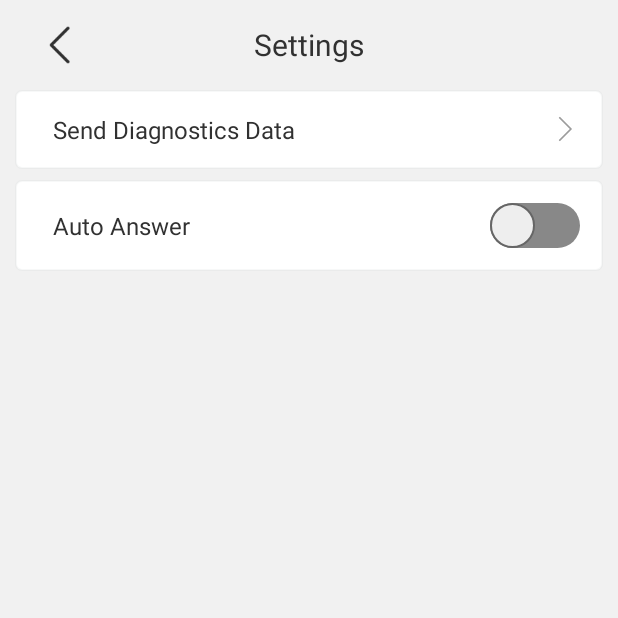
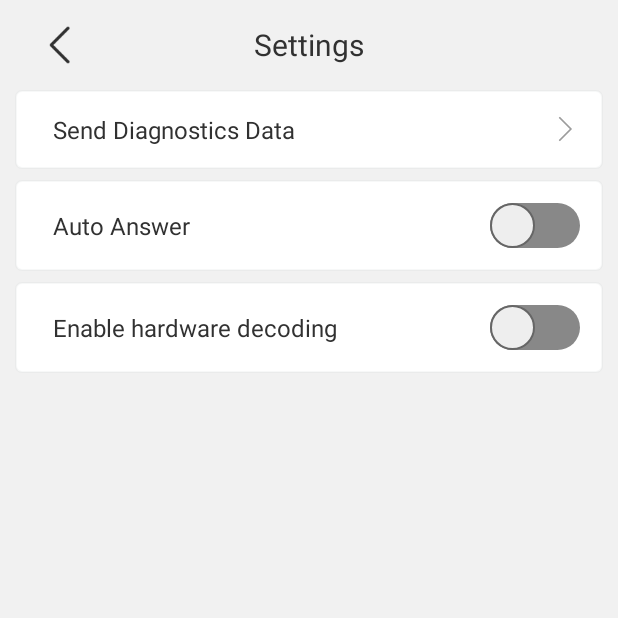
Before and after one commit to hexmeet/HJT-SDK-Android-Demo, an Android app: the ParametersActivity screen opened directly, with no data from a screen before it, on a phone screen of 412 x 824 dp, the top half of it. Run offline under Robolectric (Android 15) with nearby library versions, the phone set to English and light mode, and no system bars; our stand-ins replace EventBus; libraries missing offline, so code that uses them is left out: com.alibaba.sdk; network calls fail; pictures from the network do not load; Roboto replaces fonts that are not available here; 4 statements that could not run were skipped.

Commit message:
commit new changes

```diff
--- a/app/src/main/java/com/hexmeet/hjt/AppSettings.java
+++ b/app/src/main/java/com/hexmeet/hjt/AppSettings.java
@@ -12,7 +12,7 @@ public class AppSettings {
     private SharedPreferences sp;
     private boolean isSpeakerMode;
     private boolean autoAnswer;
-
+    private boolean hardwareDecoding;
     private AppSettings() {
         init(HjtApp.getInstance().getContext());
     }
@@ -20,6 +20,7 @@ public class AppSettings {
     interface Key {
         String SPEAKER_LAYOUT = "layout_mode_speaker";
         String AUTO_ANSWER = "auto_answer";
+        String HARDWAREDECODING = "hardware_decoding";
     }
 
     public static AppSettings getInstance() {
@@ -33,6 +34,7 @@ public class AppSettings {
         sp = context.getSharedPreferences(APP_SETTINGS, Context.MODE_PRIVATE);
         isSpeakerMode = sp.getBoolean(Key.SPEAKER_LAYOUT, false);
         autoAnswer = sp.getBoolean(Key.AUTO_ANSWER, false);
+        hardwareDecoding = sp.getBoolean(Key.HARDWAREDECODING,false);
     }
 
     public boolean isSpeakerMode() {
@@ -58,4 +60,15 @@ public class AppSettings {
         }
     }
 
+    public boolean isHardwareDecoding() {
+        return hardwareDecoding;
+    }
+
+    public void setHardwareDecoding(boolean hardwareDecoding) {
+        if (this.hardwareDecoding ^ hardwareDecoding) {
+            this.hardwareDecoding = hardwareDecoding;
+            sp.edit().putBoolean(Key.HARDWAREDECODING, hardwareDecoding).apply();
+        }
+    }
+
 }
--- a/app/src/main/java/com/hexmeet/hjt/HexMeet.java
+++ b/app/src/main/java/com/hexmeet/hjt/HexMeet.java
@@ -177,7 +177,7 @@ public class HexMeet extends BaseActivity implements OnClickListener {
         ResourceUtils.getInstance().initScreenSize();
         HjtApp.getInstance().checkCallScreen();
 
-        if(HjtApp.getInstance().getAppService().isCalling()) {
+        if(HjtApp.getInstance().getAppService().isCalling() && SystemCache.getInstance().getPeer()!=null) {
             LOG.info("onResume: Resume Call");
             HjtApp.getInstance().stopFloatService();
             Intent intent = new Intent();
@@ -217,9 +217,9 @@ public class HexMeet extends BaseActivity implements OnClickListener {
     public boolean onKeyDown(int keyCode, KeyEvent event) {
         if (keyCode == KeyEvent.KEYCODE_BACK) {
             contentLp = (RelativeLayout.LayoutParams) findViewById(R.id.content).getLayoutParams();
-            if(conferenceListFrag.isResumed() && conferenceListFrag.onBackClick(contentLp.bottomMargin == 0)) {
+           /* if(conferenceListFrag.isResumed() && conferenceListFrag.onBackClick(contentLp.bottomMargin == 0)) {
                 return true;
-            }
+            }*/
 
             if (isBackOncePressed) {
                 handler.removeMessages(0);
--- a/app/src/main/java/com/hexmeet/hjt/conf/ConferenceListFrag.java
+++ b/app/src/main/java/com/hexmeet/hjt/conf/ConferenceListFrag.java
@@ -297,13 +297,13 @@ public class ConferenceListFrag extends Fragment {
         }
     }
 
-    public boolean onBackClick(boolean isNavBottomBarHide) {
+    /*public boolean onBackClick(boolean isNavBottomBarHide) {
         if(this.webView.canGoBack() && isNavBottomBarHide){
             this.webView.goBack();
             return true;
         } else {
             return false;
         }
-    }
+    }*/
 
 }
--- a/app/src/main/java/com/hexmeet/hjt/login/Login.java
+++ b/app/src/main/java/com/hexmeet/hjt/login/Login.java
@@ -77,7 +77,7 @@ public class Login extends BaseActivity implements LoginFragmentCallback{
             Utils.showToastWithCustomLayout(Login.this, errorMessage);
         }
         if (HjtApp.getInstance().getAppService() != null) {
-            Log.i("isCalling", HjtApp.getInstance().getAppService().isCalling() + "");
+          //  Log.i("isCalling", HjtApp.getInstance().getAppService().isCalling() + "");
 
             if (!HjtApp.getInstance().getAppService().isCalling()) {
                 handleWebInvite(getIntent());
--- a/app/src/main/java/com/hexmeet/hjt/me/ParametersActivity.java
+++ b/app/src/main/java/com/hexmeet/hjt/me/ParametersActivity.java
@@ -67,6 +67,17 @@ public class ParametersActivity extends BaseActivity {
                 AppSettings.getInstance().setAutoAnswer(isChecked);
             }
         });
+
+        Switch hardwareDecoding =(Switch) findViewById(R.id.hardware_decoding_switch);
+        hardwareDecoding.setChecked(AppSettings.getInstance().isHardwareDecoding());
+        hardwareDecoding.setOnCheckedChangeListener(new CompoundButton.OnCheckedChangeListener() {
+            @Override
+            public void onCheckedChanged(CompoundButton buttonView, boolean isChecked) {
+
+                AppSettings.getInstance().setHardwareDecoding(isChecked);
+            }
+        });
+
     }
 
     @Subscribe(threadMode = ThreadMode.MAIN)
--- a/app/src/main/java/com/hexmeet/hjt/service/MeetingWindowService.java
+++ b/app/src/main/java/com/hexmeet/hjt/service/MeetingWindowService.java
@@ -91,6 +91,9 @@ public class MeetingWindowService extends Service {
 
     @SuppressLint("ClickableViewAccessibility")
     private void createFloatView() {
+
+        //HjtApp.getInstance().getAppService().startAudioMode(true);
+
         wmParams = new WindowManager.LayoutParams();
         //获取的是WindowManagerImpl.CompatModeWrapper
         mWindowManager = (WindowManager) getApplication().getSystemService(getApplication().WINDOW_SERVICE);
--- a/app/src/main/res/layout/parameters_layout.xml
+++ b/app/src/main/res/layout/parameters_layout.xml
@@ -99,4 +99,47 @@
             android:track="@drawable/bg_switch" />
     </RelativeLayout>
 
+    <RelativeLayout
+        android:layout_width="match_parent"
+        android:layout_height="wrap_content"
+        android:layout_marginTop="7dp"
+        android:layout_marginLeft="10dp"
+        android:layout_marginRight="10dp"
+        android:background="@drawable/bg_card_border"
+        android:padding="15dp">
+
+        <TextView
+            android:layout_width="wrap_content"
+            android:layout_height="wrap_content"
+            android:layout_centerVertical="true"
+            android:layout_marginLeft="10dp"
+            android:text="@string/call_hardware_decoding"
+            android:textColor="@color/font_color_313131"
+            android:textSize="16sp" />
+
+        <TextView
+            android:id="@+id/hardware_decoding"
+            android:layout_width="wrap_content"
+            android:layout_height="wrap_content"
+            android:layout_alignParentRight="true"
+            android:layout_centerVertical="true"
+            android:ellipsize="end"
+            android:singleLine="true"
+            android:textColor="@color/sub_title_bar"
+            android:textSize="16sp" />
+
+
+        <Switch
+            android:id="@+id/hardware_decoding_switch"
+            android:layout_width="wrap_content"
+            android:layout_height="wrap_content"
+            android:layout_alignParentRight="true"
+            android:layout_centerVertical="true"
+            android:switchMinWidth="20dp"
+            android:textOff=""
+            android:textOn=""
+            android:thumb="@drawable/thumb_switch"
+            android:track="@drawable/bg_switch" />
+    </RelativeLayout>
+
 </LinearLayout>
--- a/app/src/main/res/values/strings.xml
+++ b/app/src/main/res/values/strings.xml
@@ -48,7 +48,7 @@
     <string name="speaker_mode">Speaker View</string>
     <string name="gallery_mode">Gallery View</string>
     <string name="reverse_camera">Switch</string>
-    <string name="mute_speaking">MicroPhone Mute</string>
+    <string name="mute_speaking">Microphone Muted</string>
     <string name="request_speak_is_sent">Speech request has been sent</string>
     <string name="allowed_speak">Your voice is being sent now</string>
     <string name="speaking_forbidden">You have been muted by meeting manager</string>
@@ -212,7 +212,7 @@
     <string name="layout_mode_disable">Can not change layout for this call</string>
     <string name="enter_join_meeting">join the meeting</string>
     <string name="call_error_1001">Invalid meeting ID</string>
-    <string name="call_error_2005">The meeting has not started yet</string>
+    <string name="call_error_2005">Invalid meeting ID or meeting has not started yet, please double check.</string>
     <string name="call_error_2001">The called cloud platform is not activated</string>
 
     <string name="call_error_2023">The number of participants has reached the limit</string>
@@ -224,4 +224,5 @@
     <string name="meeting_progress">The meeting is in progress.</string>
     <string name="meeting_click">Click to enter the meeting</string>
     <string name="displayname_max_length">The length of username can not exceed 16</string>
+    <string name="call_hardware_decoding">Enable hardware decoding</string>
 </resources>
```
Also changed, not shown: app/src/main/java/com/hexmeet/hjt/call/Conversation.java (+22 -0 lines), app/src/main/java/com/hexmeet/hjt/sdk/CopyAssets.java (+4 -4 lines), app/src/main/java/com/hexmeet/hjt/sdk/SdkManagerImpl.java (+6 -1 lines), app/src/main/java/com/hexmeet/hjt/wxapi/WXEntryActivity.java (+4 -3 lines), 4 other files.
